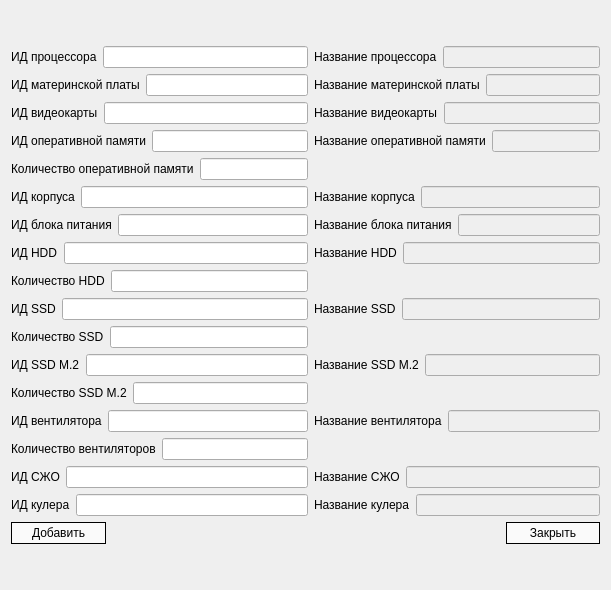
Before: the Qt Designer form src/addcomputerdialog.ui in f0rw4rd-dev/hse-hsms-wpf, drawn with Qt 5.
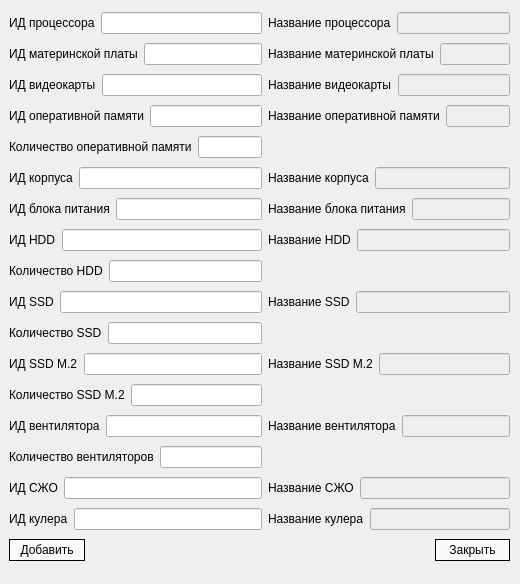
After: the same form once the commit is applied.

The edit to the form file:
```diff
--- a/src/addcomputerdialog.ui
+++ b/src/addcomputerdialog.ui
@@ -6,15 +6,22 @@
    <rect>
     <x>0</x>
     <y>0</y>
-    <width>611</width>
-    <height>590</height>
+    <width>520</width>
+    <height>584</height>
    </rect>
   </property>
   <property name="windowTitle">
    <string>Dialog</string>
   </property>
-  <layout class="QGridLayout" name="gridLayout_2">
-   <item row="0" column="0">
+  <widget class="QWidget" name="layoutWidget">
+   <property name="geometry">
+    <rect>
+     <x>9</x>
+     <y>9</y>
+     <width>501</width>
+     <height>572</height>
+    </rect>
+   </property>
     <layout class="QGridLayout" name="gridLayout">
      <property name="verticalSpacing">
       <number>6</number>
@@ -380,7 +387,7 @@
      <item row="17" column="0" colspan="2">
       <layout class="QHBoxLayout" name="horizontalLayout_2">
        <property name="spacing">
-        <number>400</number>
+       <number>350</number>
        </property>
        <item>
         <widget class="QPushButton" name="buttonAddComputer">
@@ -535,8 +542,7 @@
       </layout>
      </item>
     </layout>
-   </item>
-  </layout>
+  </widget>
  </widget>
  <resources/>
  <connections>
```
Left out of the diff: 36 changed lines with no effect on the pictures. Lines whose indentation alone changed are shown as unchanged.
